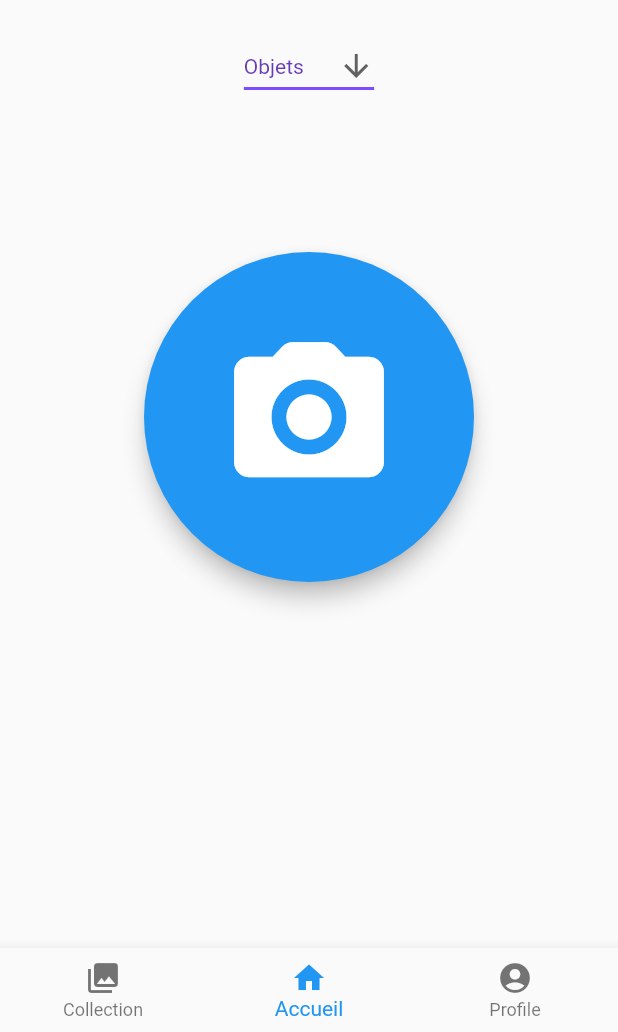
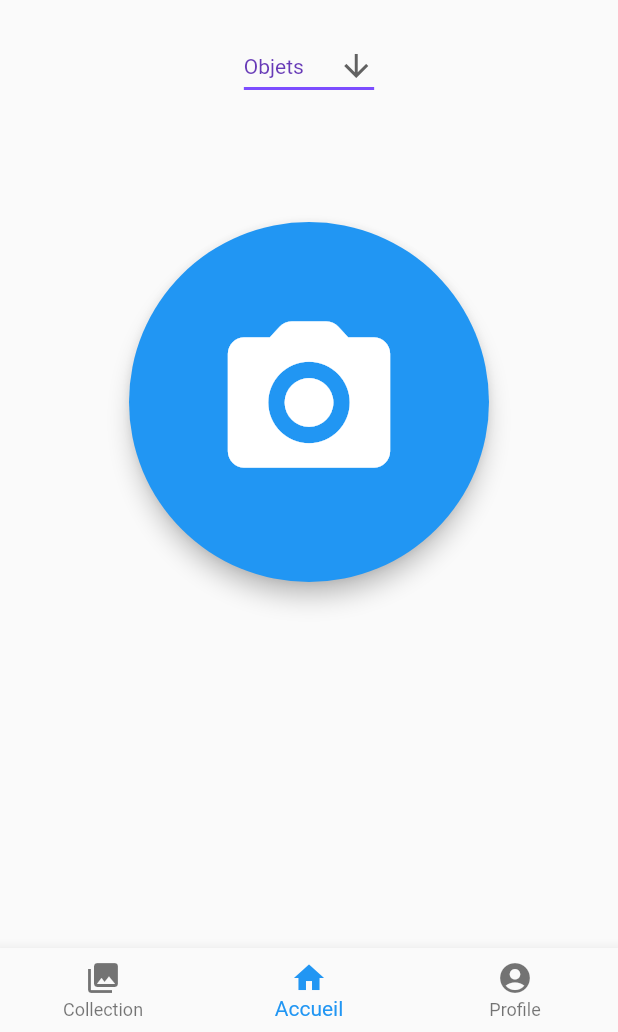
Before and after one commit to Estradel/Snaptoo, a Flutter app: the screen it shows after launch, on a phone screen of 412 x 824 dp, the part 204-1236 px from its top. Run offline on Flutter 3.47's test engine with Material 2 defaults, Android fonts, the phone set to English and light mode, and no system bars; our stand-ins replace bloc, camera, equatable, flutter_bloc, image_picker, objectbox and 2 more; missing offline and left inert: google_ml_kit, google_mlkit_commons; generated files the repository leaves out were written again.

Commit message:
some minor little changes here and there

```diff
--- a/lib/home/pages/main/view/main_view.dart
+++ b/lib/home/pages/main/view/main_view.dart
@@ -47,7 +47,7 @@ class _MainViewState extends State<MainView> {
             ),
             const SizedBox(height: 20),
             const MyDropBoxWidget(),
-            const SizedBox(height: 100),
+            const SizedBox(height: 80),
             _floatingActionButton(),
           ],
         ),
@@ -57,12 +57,12 @@ class _MainViewState extends State<MainView> {
 
   Widget _floatingActionButton() {
     return Container(
-        height: 220.0,
-        width: 220.0,
+        height: 240.0,
+        width: 240.0,
         child: FloatingActionButton(
           child: const Icon(
             Icons.photo_camera_rounded,
-            size: 120,
+            size: 130,
           ),
           onPressed: _takePicture,
         ));
@@ -73,7 +73,7 @@ class _MainViewState extends State<MainView> {
   }
 
   void _getImage(ImageSource source) async {
-    final pickedFile = await _imagePicker?.pickImage(source: source);
+    final pickedFile = await _imagePicker?.pickImage(source: source, imageQuality: 75);
     if (pickedFile != null) {
       Navigator.of(context).push(
         MaterialPageRoute(
--- a/lib/validation/bloc/image_picker_bloc.dart
+++ b/lib/validation/bloc/image_picker_bloc.dart
@@ -28,14 +28,16 @@ class ImagePickerBloc extends Bloc<ImagePickerEvent, ImagePickerState> {
   Future<void> _onPickImagePicker(PickImagePicker event, Emitter<ImagePickerState> emit) async {
     // Emit the state that will make the interface wait for resizing + labelling
     emit(ImagePickerPicking());
+
     // Firstly resizes the image (as bytes !)
     var bytesResized = await compute(
       Utilities().resizeImage,
-      Tuple2(await event.pickedFile.readAsBytes(), 300),
+      Tuple2(await event.pickedFile.readAsBytes(), 800),
     );
     // Secondly get the labels of the image (with ML-Kit !)
     var listLabel = await ImageLabeler.getImageLabels(File(event.pickedFile.path));
+
     // Emit the state that display resized image + labels and image info now that they're ready
-    emit(ImagePickerPicked(bytesResized: bytesResized, listLabel: listLabel));
+    emit(ImagePickerPicked(bytesResized: await bytesResized, listLabel: listLabel));
   }
 }
--- a/lib/validation/view/validation_view.dart
+++ b/lib/validation/view/validation_view.dart
@@ -56,7 +56,7 @@ class _ValidationView extends StatelessWidget {
                 child: Column(
                   children: [
                     const SizedBox(height: 80),
-                    Image(image: MemoryImage(state.bytesResized), height: 300, width: 300),
+                    Image(image: MemoryImage(state.bytesResized), height: 300),
                     const SizedBox(height: 50),
                     Text('Catégorie : ' + category),
                     const SizedBox(height: 10),
@@ -76,7 +76,6 @@ class _ValidationView extends StatelessWidget {
               ),
             );
           } else if (state is ImagePickerPicking) {
-            print("SALUUUT ????");
             return Utilities.simpleLoadingMessage("Beep boop, please wait !");
           } else {
             return Utilities.simpleMessageCentered("Something went wrong. Please reload the app.");
```
Also changed, not shown: lib/helper/Utilities.dart (+3 -6 lines), lib/home/pages/profile/view/profile_view.dart (+12 -12 lines).
